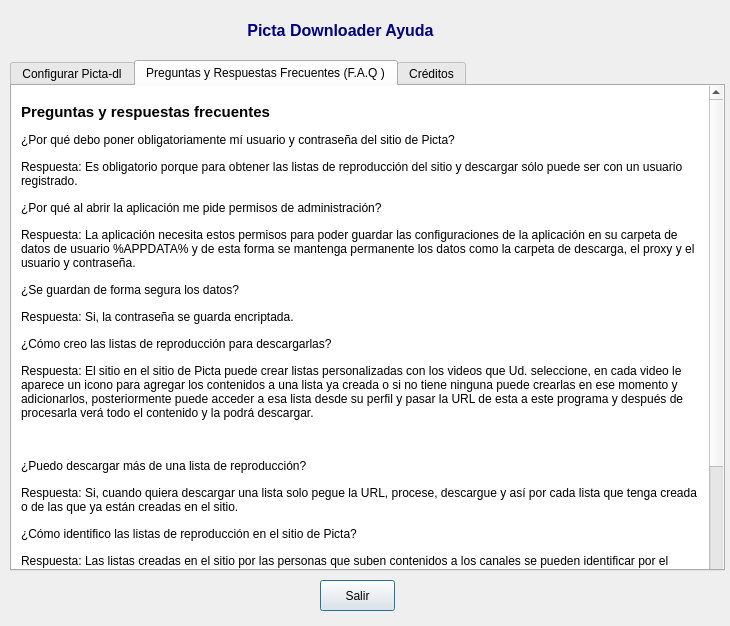
Old version of the form information.ui in the repository oleksis/picta-dl-gui.
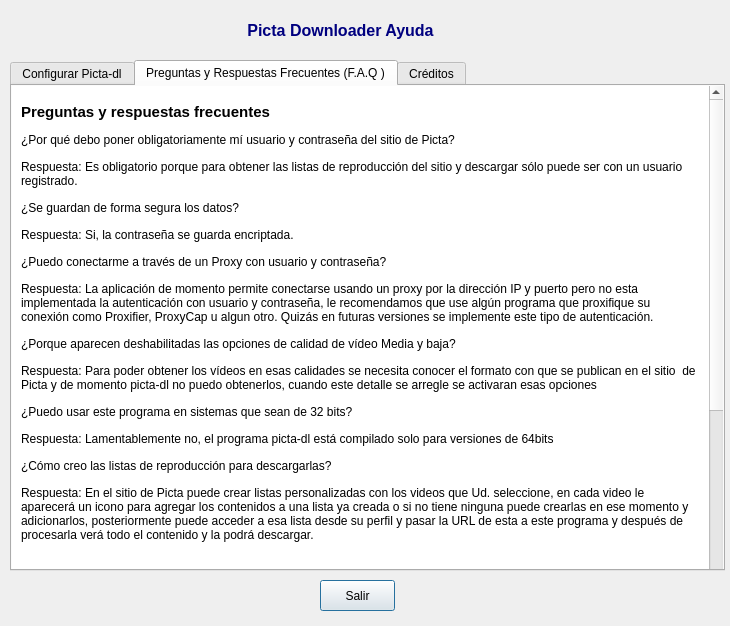
New version of the form. The open tabs and pages were chosen to show the change. Icons and pictures are not drawn.

Commit message: Change manifest, elevacion de permisos. information.ui

```diff
--- a/information.ui
+++ b/information.ui
@@ -164,7 +164,7 @@
 &lt;html&gt;&lt;head&gt;&lt;meta name=&quot;qrichtext&quot; content=&quot;1&quot; /&gt;&lt;style type=&quot;text/css&quot;&gt;
 p, li { white-space: pre-wrap; }
 &lt;/style&gt;&lt;/head&gt;&lt;body style=&quot; font-family:'Arial'; font-size:8.25pt; font-weight:400; font-style:normal;&quot;&gt;
-&lt;p style=&quot; margin-top:10px; margin-bottom:10px; margin-left:5px; margin-right:5px; -qt-block-indent:0; text-indent:0px;&quot;&gt;&lt;br /&gt;&lt;span style=&quot; font-size:11.25pt; font-weight:600;&quot;&gt;Preguntas y respuestas frecuentes&lt;/span&gt;&lt;br /&gt;&lt;br /&gt;&lt;span style=&quot; font-size:9.25pt; font-weight:496;&quot;&gt;¿Por qué debo poner obligatoriamente mí usuario y contraseña del sitio de Picta?&lt;/span&gt;&lt;br /&gt;&lt;br /&gt;&lt;span style=&quot; font-size:9.25pt;&quot;&gt;Respuesta: Es obligatorio porque para obtener las listas de reproducción del sitio y descargar sólo puede ser con un usuario registrado.&lt;/span&gt;&lt;br /&gt;&lt;br /&gt;&lt;span style=&quot; font-size:9.25pt; font-weight:496;&quot;&gt;¿Por qué al abrir la aplicación me pide permisos de administración?&lt;/span&gt;&lt;br /&gt;&lt;br /&gt;&lt;span style=&quot; font-size:9.25pt;&quot;&gt;Respuesta: La aplicación necesita estos permisos para poder guardar las configuraciones de la aplicación en su carpeta de datos de usuario %APPDATA% y de esta forma se mantenga permanente los datos como la carpeta de descarga, el proxy y el usuario y contraseña.&lt;/span&gt;&lt;br /&gt;&lt;br /&gt;&lt;span style=&quot; font-size:9.25pt; font-weight:496;&quot;&gt;¿Se guardan de forma segura los datos?&lt;/span&gt;&lt;br /&gt;&lt;br /&gt;&lt;span style=&quot; font-size:9.25pt;&quot;&gt;Respuesta: Si, la contraseña se guarda encriptada.&lt;/span&gt;&lt;br /&gt;&lt;br /&gt;&lt;span style=&quot; font-size:9.25pt; font-weight:496;&quot;&gt;¿Cómo creo las listas de reproducción para descargarlas?&lt;/span&gt;&lt;br /&gt;&lt;br /&gt;&lt;span style=&quot; font-size:9.25pt;&quot;&gt;Respuesta: El sitio en el sitio de Picta puede crear listas personalizadas con los videos que Ud. seleccione, en cada video le aparece un icono para agregar los contenidos a una lista ya creada o si no tiene ninguna puede crearlas en ese momento y adicionarlos, posteriormente puede acceder a esa lista desde su perfil y pasar la URL de esta a este programa y después de procesarla verá todo el contenido y la podrá descargar. &lt;/span&gt;&lt;br /&gt;&lt;br /&gt;&lt;img src=&quot;:/Ayuda/icono_de_lista.png&quot; /&gt;&lt;br /&gt;&lt;br /&gt;&lt;span style=&quot; font-size:9.25pt; font-weight:496;&quot;&gt;¿Puedo descargar más de una lista de reproducción?&lt;/span&gt;&lt;br /&gt;&lt;br /&gt;&lt;span style=&quot; font-size:9.25pt;&quot;&gt;Respuesta: Si, cuando quiera descargar una lista solo pegue la URL, procese, descargue y así por cada lista que tenga creada o de las que ya están creadas en el sitio.&lt;/span&gt;&lt;br /&gt;&lt;br /&gt;&lt;span style=&quot; font-size:9.25pt; font-weight:496;&quot;&gt;¿Cómo identifico las listas de reproducción en el sitio de Picta?&lt;/span&gt;&lt;br /&gt;&lt;br /&gt;&lt;span style=&quot; font-size:9.25pt;&quot;&gt;Respuesta: Las listas creadas en el sitio por las personas que suben contenidos a los canales se pueden identificar por el icono que se muestra a la derecha donde se ve la lista de los vídeos que contiene, cuando copia esa URL y la pasa a esta aplicación y la procesa verá el listado de los mismos, aquí una imagen de una lista de reproducción: &lt;/span&gt;&lt;br /&gt;&lt;br /&gt;&lt;img src=&quot;:/Ayuda/picta_lista_canal.png&quot; /&gt;&lt;br /&gt;&lt;br /&gt;&lt;span style=&quot; font-size:9.25pt; font-weight:496;&quot;&gt;¿Debo instalar algo adicional para que funcione esta aplicación?&lt;/span&gt;&lt;br /&gt;&lt;br /&gt;&lt;span style=&quot; font-size:9.25pt;&quot;&gt;Respuesta: No, ya todo lo necesario para funcione viene con ella, el picta-dl y el FFmpeg para procesar los vídeos.&lt;/span&gt;&lt;br /&gt;&lt;br /&gt;&lt;span style=&quot; font-size:9.25pt; font-weight:496;&quot;&gt;¿En caso de problemas al usar la aplicación a quien puedo contactar?&lt;/span&gt;&lt;br /&gt;&lt;br /&gt;&lt;span style=&quot; font-size:9.25pt;&quot;&gt;Respuesta: Puede contactarnos a través de Telegram en el grupo: @picta_dl_chat o el canal @picta_dl&lt;/span&gt;&lt;br /&gt;&lt;br /&gt;&lt;/p&gt;&lt;/body&gt;&lt;/html&gt;</string>
+&lt;p style=&quot; margin-top:10px; margin-bottom:10px; margin-left:5px; margin-right:5px; -qt-block-indent:0; text-indent:0px;&quot;&gt;&lt;br /&gt;&lt;span style=&quot; font-size:11.25pt; font-weight:600;&quot;&gt;Preguntas y respuestas frecuentes&lt;/span&gt;&lt;br /&gt;&lt;br /&gt;&lt;span style=&quot; font-size:9.25pt; font-weight:496;&quot;&gt;¿Por qué debo poner obligatoriamente mí usuario y contraseña del sitio de Picta?&lt;/span&gt;&lt;br /&gt;&lt;br /&gt;&lt;span style=&quot; font-size:9.25pt;&quot;&gt;Respuesta: Es obligatorio porque para obtener las listas de reproducción del sitio y descargar sólo puede ser con un usuario registrado.&lt;/span&gt;&lt;br /&gt;&lt;br /&gt;&lt;span style=&quot; font-size:9.25pt; font-weight:496;&quot;&gt;¿Se guardan de forma segura los datos?&lt;/span&gt;&lt;br /&gt;&lt;br /&gt;&lt;span style=&quot; font-size:9.25pt;&quot;&gt;Respuesta: Si, la contraseña se guarda encriptada.&lt;/span&gt;&lt;br /&gt;&lt;br /&gt;&lt;span style=&quot; font-size:9.25pt; font-weight:496;&quot;&gt;¿Puedo conectarme a través de un Proxy con usuario y contraseña?&lt;/span&gt;&lt;br /&gt;&lt;br /&gt;&lt;span style=&quot; font-size:9.25pt;&quot;&gt;Respuesta: La aplicación de momento permite conectarse usando un proxy por la dirección IP y puerto pero no esta implementada la autenticación con usuario y contraseña, le recomendamos que use algún programa que proxifique su conexión como Proxifier, ProxyCap u algun otro. Quizás en futuras versiones se implemente este tipo de autenticación.&lt;/span&gt;&lt;br /&gt;&lt;br /&gt;&lt;span style=&quot; font-size:9.25pt; font-weight:496;&quot;&gt;¿Porque aparecen deshabilitadas las opciones de calidad de vídeo Media y baja?&lt;/span&gt;&lt;br /&gt;&lt;br /&gt;&lt;span style=&quot; font-size:9.25pt;&quot;&gt;Respuesta: Para poder obtener los vídeos en esas calidades se necesita conocer el formato con que se publican en el sitio  de Picta y de momento picta-dl no puedo obtenerlos, cuando este detalle se arregle se activaran esas opciones&lt;/span&gt;&lt;br /&gt;&lt;br /&gt;&lt;span style=&quot; font-size:9.25pt; font-weight:496;&quot;&gt;¿Puedo usar este programa en sistemas que sean de 32 bits?&lt;/span&gt;&lt;br /&gt;&lt;br /&gt;&lt;span style=&quot; font-size:9.25pt;&quot;&gt;Respuesta: Lamentablemente no, el programa picta-dl está compilado solo para versiones de 64bits&lt;/span&gt;&lt;br /&gt;&lt;br /&gt;&lt;span style=&quot; font-size:9.25pt; font-weight:496;&quot;&gt;¿Cómo creo las listas de reproducción para descargarlas?&lt;/span&gt;&lt;br /&gt;&lt;br /&gt;&lt;span style=&quot; font-size:9.25pt;&quot;&gt;Respuesta: En el sitio de Picta puede crear listas personalizadas con los videos que Ud. seleccione, en cada video le aparecerá un icono para agregar los contenidos a una lista ya creada o si no tiene ninguna puede crearlas en ese momento y adicionarlos, posteriormente puede acceder a esa lista desde su perfil y pasar la URL de esta a este programa y después de procesarla verá todo el contenido y la podrá descargar. &lt;/span&gt;&lt;br /&gt;&lt;br /&gt;&lt;img src=&quot;:/Ayuda/icono_de_lista.png&quot; /&gt;&lt;br /&gt;&lt;br /&gt;&lt;span style=&quot; font-size:9.25pt; font-weight:496;&quot;&gt;¿Puedo descargar más de una lista de reproducción?&lt;/span&gt;&lt;br /&gt;&lt;br /&gt;&lt;span style=&quot; font-size:9.25pt;&quot;&gt;Respuesta: Si, cuando quiera descargar una lista solo pegue la URL, procese, descargue y así por cada lista que tenga creada o de las que ya están creadas en el sitio.&lt;/span&gt;&lt;br /&gt;&lt;br /&gt;&lt;span style=&quot; font-size:9.25pt; font-weight:496;&quot;&gt;¿Cómo identifico las listas de reproducción en el sitio de Picta?&lt;/span&gt;&lt;br /&gt;&lt;br /&gt;&lt;span style=&quot; font-size:9.25pt;&quot;&gt;Respuesta: Las listas creadas en el sitio por las personas que suben contenidos a los canales se pueden identificar por el icono que se muestra a la derecha donde se ve la lista de los vídeos que contiene, cuando copia esa URL y la pasa a esta aplicación y la procesa verá el listado de los mismos, aquí una imagen de una lista de reproducción: &lt;/span&gt;&lt;br /&gt;&lt;br /&gt;&lt;img src=&quot;:/Ayuda/picta_lista_canal.png&quot; /&gt;&lt;br /&gt;&lt;br /&gt;&lt;span style=&quot; font-size:9.25pt; font-weight:496;&quot;&gt;¿Debo instalar algo adicional para que funcione esta aplicación?&lt;/span&gt;&lt;br /&gt;&lt;br /&gt;&lt;span style=&quot; font-size:9.25pt;&quot;&gt;Respuesta: No, ya todo lo necesario para funcione viene con ella, el picta-dl y el FFmpeg para procesar los vídeos.&lt;/span&gt;&lt;br /&gt;&lt;br /&gt;&lt;span style=&quot; font-size:9.25pt; font-weight:496;&quot;&gt;¿En caso de problemas al usar la aplicación a quien puedo contactar?&lt;/span&gt;&lt;br /&gt;&lt;br /&gt;&lt;span style=&quot; font-size:9.25pt;&quot;&gt;Respuesta: Puede contactarnos a través de Telegram en el grupo: @picta_dl_chat o el canal @picta_dl&lt;/span&gt;&lt;br /&gt;&lt;br /&gt;&lt;/p&gt;&lt;/body&gt;&lt;/html&gt;</string>
      </property>
      <property name="textInteractionFlags">
       <set>Qt::TextSelectableByKeyboard|Qt::TextSelectableByMouse</set>
```
The commit also changes 2 other files.
